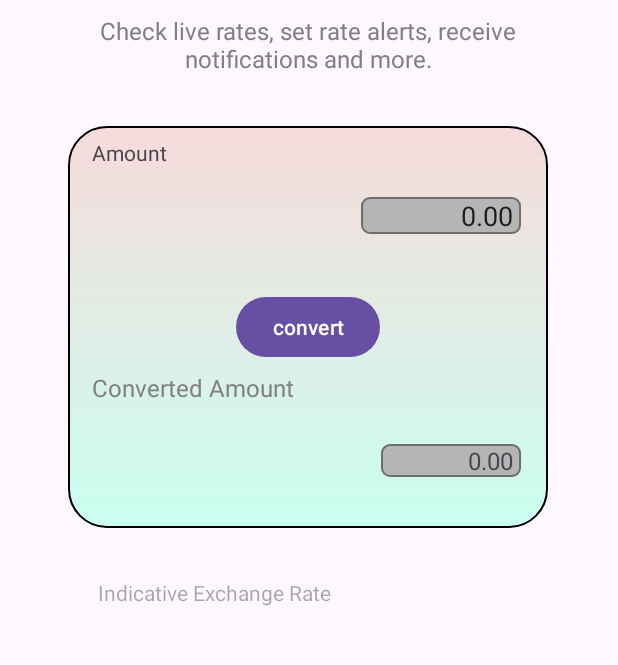
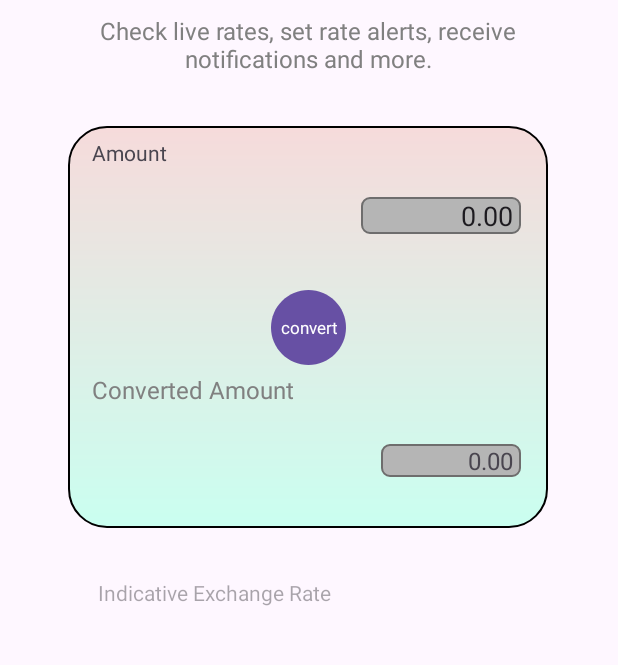
Before and after one commit to karamlyy/Currency-App, an Android app: the layout activity_main.xml on its own in the app's theme, with its tools: preview values and no code run, on a phone screen of 412 x 824 dp, the part 88-753 px from its top. Run offline under Robolectric (Android 15) with nearby library versions, the phone set to English and light mode, and no system bars.

Commit message:
Some ui edit

```diff
--- a/app/build.gradle
+++ b/app/build.gradle
@@ -44,6 +44,7 @@ dependencies {
     testImplementation 'junit:junit:4.13.2'
     androidTestImplementation 'androidx.test.ext:junit:1.1.5'
     androidTestImplementation 'androidx.test.espresso:espresso-core:3.5.1'
+
     implementation 'com.squareup.retrofit2:retrofit:2.9.0'
     implementation 'com.squareup.retrofit2:converter-gson:2.9.0'
     implementation 'org.jetbrains.kotlinx:kotlinx-serialization-json:1.5.0'
--- /dev/null
+++ b/app/src/main/res/drawable/vector.xml
@@ -0,0 +1,18 @@
+<vector
+    xmlns:android="http://schemas.android.com/apk/res/android"
+    xmlns:aapt="http://schemas.android.com/aapt"
+    android:width="44dp"
+    android:height="44dp"
+    android:viewportWidth="44"
+    android:viewportHeight="44">
+    <group>
+        <clip-path
+            android:pathData="M44 22C44 34.1503 34.1503 44 22 44C9.84974 44 0 34.1503 0 22C0 9.84974 9.84974 0 22 0C34.1503 0 44 9.84974 44 22Z"
+            />
+        <path
+            android:pathData="M0 0V44H44V0"
+            android:fillColor="#26278D"/>
+    </group>
+
+
+</vector>
--- a/app/src/main/res/layout/activity_main.xml
+++ b/app/src/main/res/layout/activity_main.xml
@@ -87,10 +87,11 @@
         app:layout_constraintTop_toTopOf="@+id/group_6" />
 
     <Button
+        android:background="@drawable/vector"
+        android:backgroundTint="#1A34CA"
         android:id="@+id/convertButton"
-        android:layout_width="wrap_content"
-        android:layout_height="wrap_content"
-        android:text="convert"
+        android:layout_width="50dp"
+        android:layout_height="50dp"
         app:layout_constraintBottom_toBottomOf="@+id/group_6"
         app:layout_constraintEnd_toEndOf="@+id/group_6"
         app:layout_constraintStart_toStartOf="@+id/group_6"
@@ -128,7 +129,7 @@
         android:layout_width="wrap_content"
         android:layout_height="wrap_content"
         android:layout_marginStart="5dp"
-        android:layout_marginBottom="40dp"
+        android:layout_marginBottom="35dp"
         app:layout_constraintBottom_toBottomOf="@+id/group_6"
         app:layout_constraintStart_toStartOf="@+id/group_6" />
 
@@ -151,5 +152,17 @@
         android:text=""
         app:layout_constraintStart_toStartOf="@+id/exchangeRateHintText"
         app:layout_constraintTop_toBottomOf="@+id/exchangeRateHintText" />
-    />
+
+    <TextView
+        android:id="@+id/vector"
+        android:text="convert"
+        android:layout_width="40dp"
+        android:layout_height="40dp"
+        android:textSize="11sp"
+        android:textColor="@color/white"
+        android:gravity="center"
+        app:layout_constraintBottom_toBottomOf="@+id/convertButton"
+        app:layout_constraintEnd_toEndOf="@+id/convertButton"
+        app:layout_constraintStart_toStartOf="@+id/convertButton"
+        app:layout_constraintTop_toTopOf="@+id/convertButton" />
 </androidx.constraintlayout.widget.ConstraintLayout>
--- a/app/src/main/res/layout/spinner_item.xml
+++ b/app/src/main/res/layout/spinner_item.xml
@@ -21,6 +21,7 @@
         android:layout_marginStart="10dp"
         android:text="TextView"
         android:textSize="20dp"
+        android:textColor="#0520B8"
         app:layout_constraintBottom_toBottomOf="parent"
         app:layout_constraintStart_toEndOf="@+id/spinnerCurrencyImageView"
         app:layout_constraintTop_toTopOf="parent" />
--- a/app/src/main/res/values/strings.xml
+++ b/app/src/main/res/values/strings.xml
@@ -1,6 +1,6 @@
 <resources>
     <string name="app_name">Currency App</string>
     <string name="currency_co">Currency Converter</string>
-
     <string name="check_live_">Check live rates, set rate alerts, receive notifications and more.</string>
+    <string name="convert"> </string>
 </resources>
```
